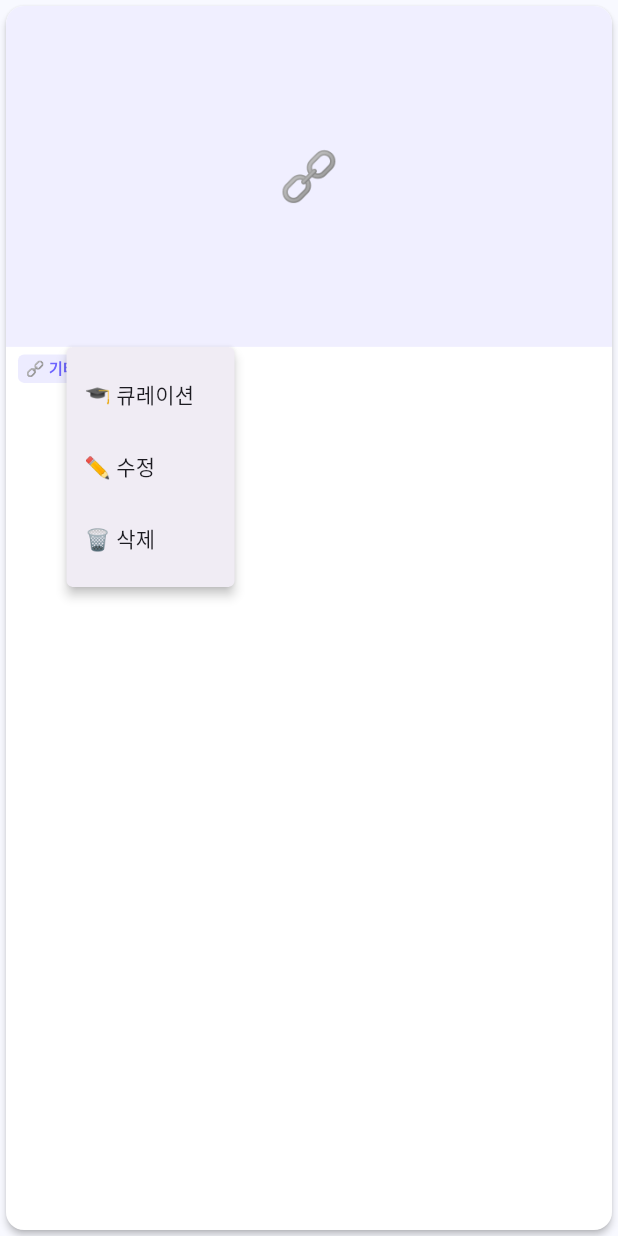
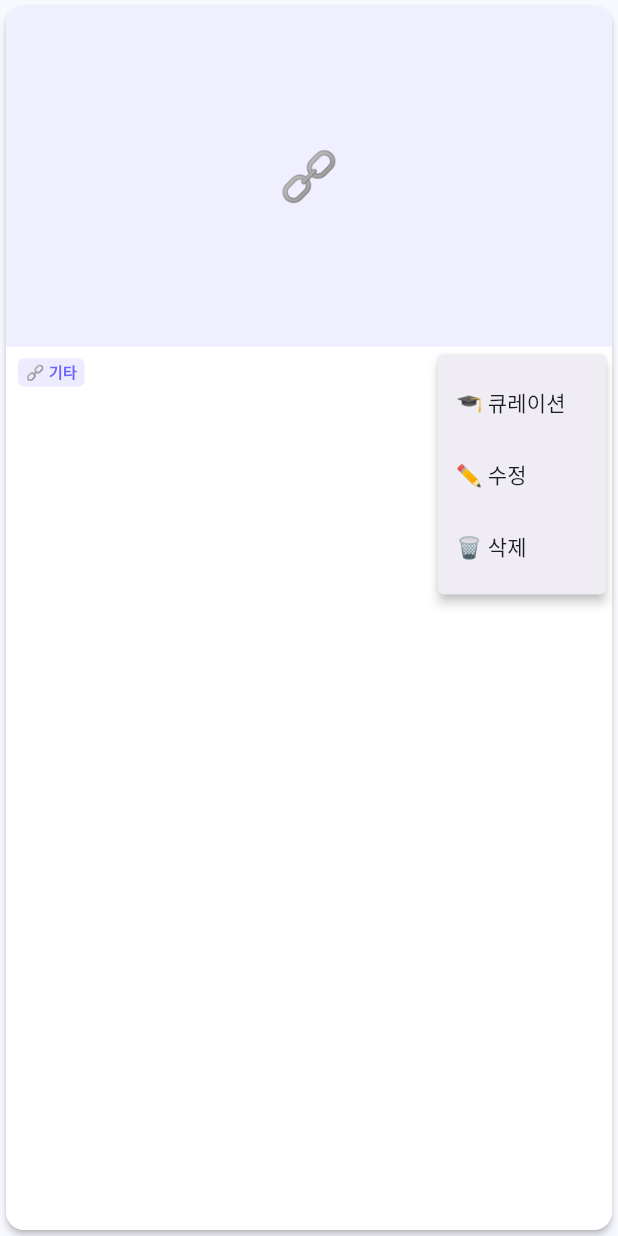
Before and after one commit to cine1052rene/my_nexus, a Flutter app: the _GridCard widget shown alone on an empty page, opened directly with empty values, after a tap on the "more vert" icon, on a phone screen of 412 x 824 dp. Run offline on Flutter 3.47's test engine with Material 3 defaults, Android fonts, the phone set to English and light mode, and no system bars; our stand-ins replace cached_network_image, cloud_firestore, cloud_functions, firebase_auth, firebase_core, flutter_riverpod and 4 more; missing offline and left inert: enough_mail; accounts and stored records are empty.

Commit message:
fix: 그리드 카드 ⋮ 메뉴 위치 고정 — SizedBox(30×24)로 48dp 터치타겟 차단

```diff
--- a/lib/features/hub/widgets/link_card.dart
+++ b/lib/features/hub/widgets/link_card.dart
@@ -237,15 +237,16 @@ class _GridCard extends StatelessWidget {
                   )
                 : _Placeholder(item: item),
           ),
-          // 정보 영역 — Stack: 배지+제목은 Column, 메뉴는 우상단 float
+          // 정보 영역
           Expanded(
-            child: Stack(
-              children: [
-                // 배지 + 제목 (Row 없이 → PopupMenu 48dp 터치타겟 영향 Zero)
-                Padding(
-                  padding: const EdgeInsets.fromLTRB(8, 5, 36, 4),
+            child: Padding(
+              padding: const EdgeInsets.fromLTRB(8, 5, 0, 4),
               child: Column(
                 crossAxisAlignment: CrossAxisAlignment.start,
+                children: [
+                  // 배지 + ⋮ 메뉴: SizedBox로 메뉴 높이 고정 → Row 높이 = 배지 높이
+                  Row(
+                    crossAxisAlignment: CrossAxisAlignment.center,
                     children: [
                       Container(
                         padding: const EdgeInsets.symmetric(horizontal: 5, vertical: 2),
@@ -264,6 +265,18 @@ class _GridCard extends StatelessWidget {
                           ),
                         ),
                       ),
+                      const Spacer(),
+                      // SizedBox로 PopupMenuButton 48dp 터치타겟 차단 → 위치 고정
+                      SizedBox(
+                        width: 30,
+                        height: 24,
+                        child: _Menu(
+                          onEdit: onEdit, onDelete: onDelete, onCurate: onCurate,
+                          iconSize: 16,
+                        ),
+                      ),
+                    ],
+                  ),
                   const SizedBox(height: 3),
                   Text(
                     item.title,
@@ -277,17 +290,6 @@ class _GridCard extends StatelessWidget {
                   ),
                 ],
               ),
-                ),
-                // ⋮ 메뉴 — 우상단에 float (Column 높이에 영향 없음)
-                Positioned(
-                  top: 0,
-                  right: 0,
-                  child: _Menu(
-                    onEdit: onEdit, onDelete: onDelete, onCurate: onCurate,
-                    iconSize: 16,
-                  ),
-                ),
-              ],
             ),
           ),
         ]),
```
Lines whose indentation alone changed are shown as unchanged.
